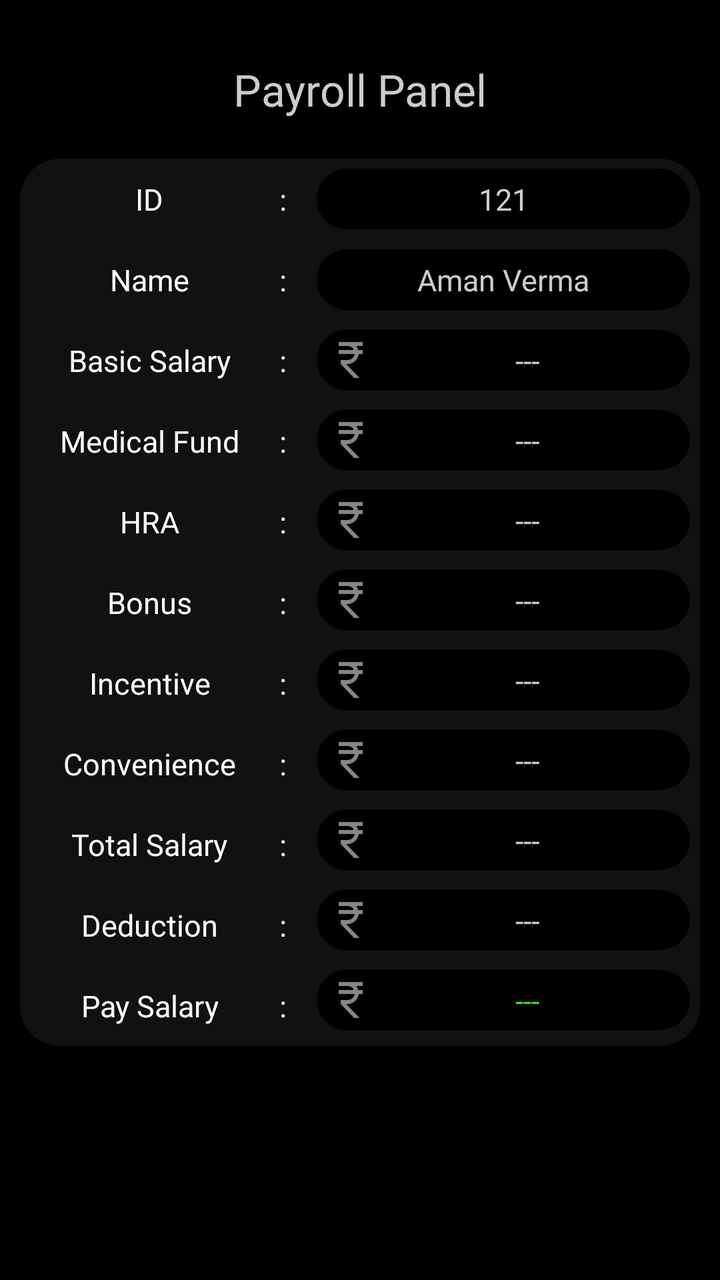
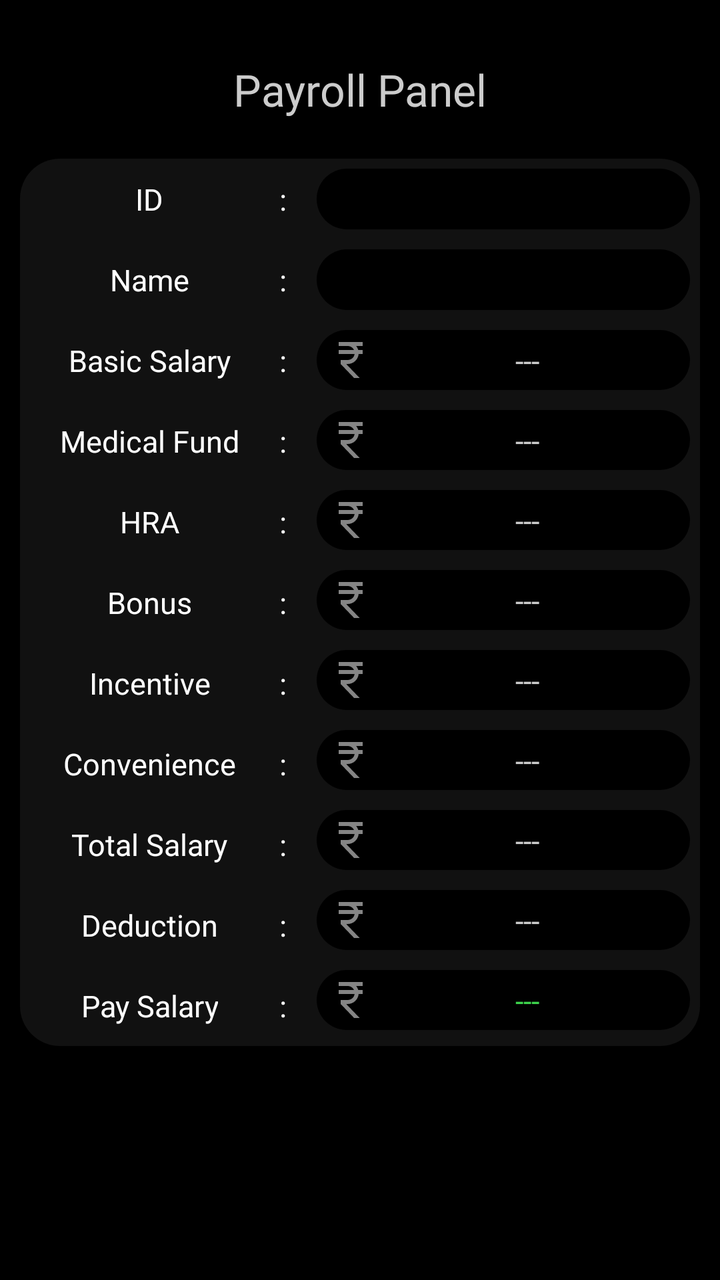

Screens rendered from an Android XML layout before and after an edit, with the pre-edit source and the edit as a unified diff.
<!-- AndroidManifest.xml: application theme AppTheme -->
<!-- res/layout/fragment_payroll_panel.xml -->
<?xml version="1.0" encoding="utf-8"?>
<layout>

    <LinearLayout xmlns:android="http://schemas.android.com/apk/res/android"
        xmlns:app="http://schemas.android.com/apk/res-auto"
        xmlns:tools="http://schemas.android.com/tools"
        android:layout_width="match_parent"
        android:layout_height="match_parent"
        android:background="@android:color/black"
        android:clickable="true"
        android:orientation="vertical"
        android:padding="@dimen/_10dp"
        tools:context=".EmployeeAction.EmployeeActions">

        <LinearLayout
            android:layout_width="match_parent"
            android:layout_height="wrap_content"
            android:layout_marginTop="20dp"
            android:layout_marginBottom="@dimen/_20dp">

            <ImageView
                android:id="@+id/backBtn"
                android:layout_width="wrap_content"
                android:layout_height="wrap_content"
                android:layout_marginStart="25dp"
                android:src="@drawable/backbutton"
                android:visibility="gone" />

            <TextView
                android:layout_width="match_parent"
                android:layout_height="wrap_content"
                android:fontFamily="@font/dm_sans"
                android:gravity="center"
                android:text="Payroll Panel"
                android:textColor="@color/greyforText"
                android:textSize="22sp" />
        </LinearLayout>

        <LinearLayout
            android:layout_width="match_parent"
            android:layout_height="wrap_content"
            android:background="@drawable/grey_bg_rounded"
            android:orientation="horizontal"
            android:weightSum="3">

            <LinearLayout
                android:layout_width="wrap_content"
                android:layout_height="wrap_content"
                android:layout_marginStart="@dimen/_10"
                android:gravity="center"
                android:orientation="vertical">

                <TextView
                    android:layout_width="wrap_content"
                    android:layout_height="wrap_content"
                    android:layout_margin="@dimen/_5dp"
                    android:gravity="center"
                    android:padding="@dimen/_5dp"
                    android:text="ID"
                    android:textColor="@color/white"
                    android:textSize="@dimen/_15" />

                <TextView
                    android:layout_width="wrap_content"
                    android:layout_height="wrap_content"
                    android:layout_margin="@dimen/_5dp"
                    android:gravity="center"
                    android:padding="@dimen/_5dp"
                    android:text="Name"
                    android:textColor="@color/white"
                    android:textSize="@dimen/_15" />

                <TextView
                    android:layout_width="wrap_content"
                    android:layout_height="wrap_content"
                    android:layout_margin="@dimen/_5dp"
                    android:gravity="center"
                    android:padding="@dimen/_5dp"
                    android:text="Basic Salary"
                    android:textColor="@color/white"
                    android:textSize="@dimen/_15" />

                <TextView
                    android:layout_width="wrap_content"
                    android:layout_height="wrap_content"
                    android:layout_margin="@dimen/_5dp"
                    android:gravity="center"
                    android:padding="@dimen/_5dp"
                    android:text="Medical Fund"
                    android:textColor="@color/white"
                    android:textSize="@dimen/_15" />

                <TextView
                    android:layout_width="wrap_content"
                    android:layout_height="wrap_content"
                    android:layout_margin="@dimen/_5dp"
                    android:gravity="center"
                    android:padding="@dimen/_5dp"
                    android:text="HRA"
                    android:textColor="@color/white"
                    android:textSize="@dimen/_15" />

                <TextView
                    android:layout_width="wrap_content"
                    android:layout_height="wrap_content"
                    android:layout_margin="@dimen/_5dp"
                    android:gravity="center"
                    android:padding="@dimen/_5dp"
                    android:text="Bonus"
                    android:textColor="@color/white"
                    android:textSize="@dimen/_15" />

                <TextView
                    android:layout_width="wrap_content"
                    android:layout_height="wrap_content"
                    android:layout_margin="@dimen/_5dp"
                    android:gravity="center"
                    android:padding="@dimen/_5dp"
                    android:text="Incentive"
                    android:textColor="@color/white"
                    android:textSize="@dimen/_15" />

                <TextView
                    android:layout_width="wrap_content"
                    android:layout_height="wrap_content"
                    android:layout_margin="@dimen/_5dp"
                    android:gravity="center"
                    android:padding="@dimen/_5dp"
                    android:text="Convenience"
                    android:textColor="@color/white"
                    android:textSize="@dimen/_15" />

                <TextView
                    android:layout_width="wrap_content"
                    android:layout_height="wrap_content"
                    android:layout_margin="@dimen/_5dp"
                    android:gravity="center"
                    android:padding="@dimen/_5dp"
                    android:text="Total Salary"
                    android:textColor="@color/white"
                    android:textSize="@dimen/_15" />

                <TextView
                    android:layout_width="wrap_content"
                    android:layout_height="wrap_content"
                    android:layout_margin="@dimen/_5dp"
                    android:gravity="center"
                    android:padding="@dimen/_5dp"
                    android:text="Deduction"
                    android:textColor="@color/white"
                    android:textSize="@dimen/_15" />

                <TextView
                    android:layout_width="wrap_content"
                    android:layout_height="wrap_content"
                    android:layout_margin="@dimen/_5dp"
                    android:gravity="center"
                    android:padding="@dimen/_5dp"
                    android:text="Pay Salary"
                    android:textColor="@color/white"
                    android:textSize="@dimen/_15" />


            </LinearLayout>

            <LinearLayout
                android:layout_width="wrap_content"
                android:layout_height="wrap_content"
                android:gravity="center"
                android:orientation="vertical"
                android:weightSum="3">

                <TextView
                    android:layout_width="wrap_content"
                    android:layout_height="wrap_content"
                    android:layout_margin="@dimen/_5dp"
                    android:gravity="center"
                    android:padding="@dimen/_5dp"
                    android:text=":"
                    android:textColor="@color/white"
                    android:textSize="@dimen/_15" />

                <TextView
                    android:layout_width="wrap_content"
                    android:layout_height="wrap_content"
                    android:layout_margin="@dimen/_5dp"
                    android:gravity="center"
                    android:padding="@dimen/_5dp"
                    android:text=":"
                    android:textColor="@color/white"
                    android:textSize="@dimen/_15" />

                <TextView
                    android:layout_width="wrap_content"
                    android:layout_height="wrap_content"
                    android:layout_margin="@dimen/_5dp"
                    android:gravity="center"
                    android:padding="@dimen/_5dp"
                    android:text=":"
                    android:textColor="@color/white"
                    android:textSize="@dimen/_15" />

                <TextView
                    android:layout_width="wrap_content"
                    android:layout_height="wrap_content"
                    android:layout_margin="@dimen/_5dp"
                    android:gravity="center"
                    android:padding="@dimen/_5dp"
                    android:text=":"
                    android:textColor="@color/white"
                    android:textSize="@dimen/_15" />

                <TextView
                    android:layout_width="wrap_content"
                    android:layout_height="wrap_content"
                    android:layout_margin="@dimen/_5dp"
                    android:gravity="center"
                    android:padding="@dimen/_5dp"
                    android:text=":"
                    android:textColor="@color/white"
                    android:textSize="@dimen/_15" />

                <TextView
                    android:layout_width="wrap_content"
                    android:layout_height="wrap_content"
                    android:layout_margin="@dimen/_5dp"
                    android:gravity="center"
                    android:padding="@dimen/_5dp"
                    android:text=":"
                    android:textColor="@color/white"
                    android:textSize="@dimen/_15" />

                <TextView
                    android:layout_width="wrap_content"
                    android:layout_height="wrap_content"
                    android:layout_margin="@dimen/_5dp"
                    android:gravity="center"
                    android:padding="@dimen/_5dp"
                    android:text=":"
                    android:textColor="@color/white"
                    android:textSize="@dimen/_15" />

                <TextView
                    android:layout_width="wrap_content"
                    android:layout_height="wrap_content"
                    android:layout_margin="@dimen/_5dp"
                    android:gravity="center"
                    android:padding="@dimen/_5dp"
                    android:text=":"
                    android:textColor="@color/white"
                    android:textSize="@dimen/_15" />

                <TextView
                    android:layout_width="wrap_content"
                    android:layout_height="wrap_content"
                    android:layout_margin="@dimen/_5dp"
                    android:gravity="center"
                    android:padding="@dimen/_5dp"
                    android:text=":"
                    android:textColor="@color/white"
                    android:textSize="@dimen/_15" />

                <TextView
                    android:layout_width="wrap_content"
                    android:layout_height="wrap_content"
                    android:layout_margin="@dimen/_5dp"
                    android:gravity="center"
                    android:padding="@dimen/_5dp"
                    android:text=":"
                    android:textColor="@color/white"
                    android:textSize="@dimen/_15" />

                <TextView
                    android:layout_width="wrap_content"
                    android:layout_height="wrap_content"
                    android:layout_margin="@dimen/_5dp"
                    android:gravity="center"
                    android:padding="@dimen/_5dp"
                    android:text=":"
                    android:textColor="@color/white"
                    android:textSize="@dimen/_15" />
            </LinearLayout>

            <LinearLayout
                android:layout_width="match_parent"
                android:layout_height="wrap_content"
                android:orientation="vertical">

                <TextView
                    android:id="@+id/id"
                    android:layout_width="match_parent"
                    android:layout_height="wrap_content"
                    android:layout_margin="5dp"
                    android:layout_weight="1"
                    android:background="@drawable/black_button"
                    android:gravity="center"
                    android:padding="@dimen/_5dp"
                    android:text="121"
                    android:textColor="@color/greyforText"
                    android:textSize="@dimen/_15" />

                <TextView
                    android:id="@+id/name"
                    android:layout_width="match_parent"
                    android:layout_height="wrap_content"
                    android:layout_margin="5dp"
                    android:layout_weight="1"
                    android:background="@drawable/black_button"
                    android:gravity="center"
                    android:padding="@dimen/_5dp"
                    android:text="Aman Verma"
                    android:textColor="@color/greyforText"
                    android:textSize="@dimen/_15" />

                <TextView
                    android:id="@+id/basicSalary"
                    android:layout_width="match_parent"
                    android:layout_height="30dp"
                    android:layout_margin="5dp"
                    android:layout_weight="1"
                    android:background="@drawable/black_button"
                    android:drawableStart="@drawable/baseline_currency_rupee_24"
                    android:gravity="center"
                    android:padding="@dimen/_5dp"
                    android:text="---"
                    android:textColor="@color/greyforText"
                    android:textSize="@dimen/_15" />

                <TextView
                    android:id="@+id/medicalfund"
                    android:layout_width="match_parent"
                    android:layout_height="30dp"
                    android:layout_margin="5dp"
                    android:layout_weight="1"
                    android:background="@drawable/black_button"
                    android:drawableStart="@drawable/baseline_currency_rupee_24"
                    android:gravity="center"
                    android:padding="@dimen/_5dp"
                    android:text="---"
                    android:textColor="@color/greyforText"
                    android:textSize="@dimen/_15" />

                <TextView
                    android:id="@+id/hra"
                    android:layout_width="match_parent"
                    android:layout_height="30dp"
                    android:layout_margin="5dp"
                    android:layout_weight="1"
                    android:background="@drawable/black_button"
                    android:drawableStart="@drawable/baseline_currency_rupee_24"
                    android:gravity="center"
                    android:padding="@dimen/_5dp"
                    android:text="---"
                    android:textColor="@color/greyforText"
                    android:textSize="@dimen/_15" />

                <TextView
                    android:id="@+id/bonus"
                    android:layout_width="match_parent"
                    android:layout_height="30dp"
                    android:layout_margin="5dp"
                    android:layout_weight="1"
                    android:background="@drawable/black_button"
                    android:drawableStart="@drawable/baseline_currency_rupee_24"
                    android:gravity="center"
                    android:padding="@dimen/_5dp"
                    android:text="---"
                    android:textColor="@color/greyforText"
                    android:textSize="@dimen/_15" />

                <TextView
                    android:id="@+id/incentive"
                    android:layout_width="match_parent"
                    android:layout_height="30dp"
                    android:layout_margin="5dp"
                    android:layout_weight="1"
                    android:background="@drawable/black_button"
                    android:drawableStart="@drawable/baseline_currency_rupee_24"
                    android:gravity="center"
                    android:padding="@dimen/_5dp"
                    android:text="---"
                    android:textColor="@color/greyforText"
                    android:textSize="@dimen/_15" />

                <TextView
                    android:layout_width="match_parent"
                    android:layout_height="30dp"
                    android:layout_margin="5dp"
                    android:layout_weight="1"
                    android:background="@drawable/black_button"
                    android:drawableStart="@drawable/baseline_currency_rupee_24"
                    android:gravity="center"
                    android:padding="@dimen/_5dp"
                    android:text="---"
                    android:textColor="@color/greyforText"
                    android:textSize="@dimen/_15" />

                <TextView
                    android:id="@+id/totalSalary"
                    android:layout_width="match_parent"
                    android:layout_height="30dp"
                    android:layout_margin="5dp"
                    android:layout_weight="1"
                    android:background="@drawable/black_button"
                    android:drawableStart="@drawable/baseline_currency_rupee_24"
                    android:gravity="center"
                    android:padding="@dimen/_5dp"
                    android:text="---"
                    android:textColor="@color/greyforText"
                    android:textSize="@dimen/_15" />

                <TextView
                    android:id="@+id/deduction"
                    android:layout_width="match_parent"
                    android:layout_height="30dp"
                    android:layout_margin="5dp"
                    android:layout_weight="1"
                    android:background="@drawable/black_button"
                    android:drawableStart="@drawable/baseline_currency_rupee_24"
                    android:gravity="center"
                    android:padding="@dimen/_5dp"
                    android:text="---"
                    android:textColor="@color/greyforText"
                    android:textSize="@dimen/_15" />

                <TextView
                    android:id="@+id/paySalary"
                    android:layout_width="match_parent"
                    android:layout_height="30dp"
                    android:layout_margin="5dp"
                    android:layout_weight="1"
                    android:background="@drawable/black_button"
                    android:drawableStart="@drawable/baseline_currency_rupee_24"
                    android:gravity="center"
                    android:padding="@dimen/_5dp"
                    android:text="---"
                    android:textColor="@color/light_green"
                    android:textSize="@dimen/_15" />
            </LinearLayout>

        </LinearLayout>
    </LinearLayout>
</layout>
<!-- resources referenced by this layout -->
<resources>
  <color name="greyforText">#CCCCCC</color>
  <color name="light_green">#3DD34C</color>
  <color name="white">#FFFFFF</color>
  <dimen name="_10">10dp</dimen>
  <dimen name="_10dp">10dp</dimen>
  <dimen name="_15">15dp</dimen>
  <dimen name="_20dp">20dp</dimen>
  <dimen name="_5dp">5dp</dimen>
  <!-- drawable backbutton: png bitmap (drawable, 227 bytes) -->
  <!-- drawable baseline_currency_rupee_24 (drawable) -->
  <vector xmlns:android="http://schemas.android.com/apk/res/android" android:alpha="0.88" android:height="24dp" android:tint="#989898" android:viewportHeight="24" android:viewportWidth="24" android:width="24dp">
        
      <path android:fillColor="@android:color/white" android:pathData="M13.66,7C13.1,5.82 11.9,5 10.5,5L6,5V3h12v2l-3.26,0c0.48,0.58 0.84,1.26 1.05,2L18,7v2l-2.02,0c-0.25,2.8 -2.61,5 -5.48,5H9.77l6.73,7h-2.77L7,14v-2h3.5c1.76,0 3.22,-1.3 3.46,-3L6,9V7L13.66,7z"/>
      
  </vector>
  <!-- drawable black_button (drawable) -->
  <shape xmlns:android="http://schemas.android.com/apk/res/android"
      android:shape="rectangle">
      <solid android:color="#000000"/>
      <corners android:radius="25dp" /> 
  </shape>
  <!-- drawable grey_bg_rounded (drawable) -->
  <?xml version="1.0" encoding="utf-8"?>
  <shape xmlns:android="http://schemas.android.com/apk/res/android"
      android:shape="rectangle">
  <solid android:color="@color/greyBackground"/>
      <corners android:radius="@dimen/_20dp"/>
  </shape>
  <style name="AppTheme" parent="Theme.MaterialComponents.Light.NoActionBar">
          <item name="colorPrimaryDark">@color/black</item>
          <item name="colorSurface">@color/white</item>
      </style>
  <color name="greyBackground">#111111</color>
  <color name="black">#FF000000</color>
</resources>

<!-- the commit's change to res/layout/fragment_payroll_panel.xml (unified diff, before → after) -->
@@ -295,7 +295,7 @@
                     android:background="@drawable/black_button"
                     android:gravity="center"
                     android:padding="@dimen/_5dp"
-                    android:text="121"
+                    android:text=" "
                     android:textColor="@color/greyforText"
                     android:textSize="@dimen/_15" />
 
@@ -308,7 +308,7 @@
                     android:background="@drawable/black_button"
                     android:gravity="center"
                     android:padding="@dimen/_5dp"
-                    android:text="Aman Verma"
+                    android:text=" "
                     android:textColor="@color/greyforText"
                     android:textSize="@dimen/_15" />
 
